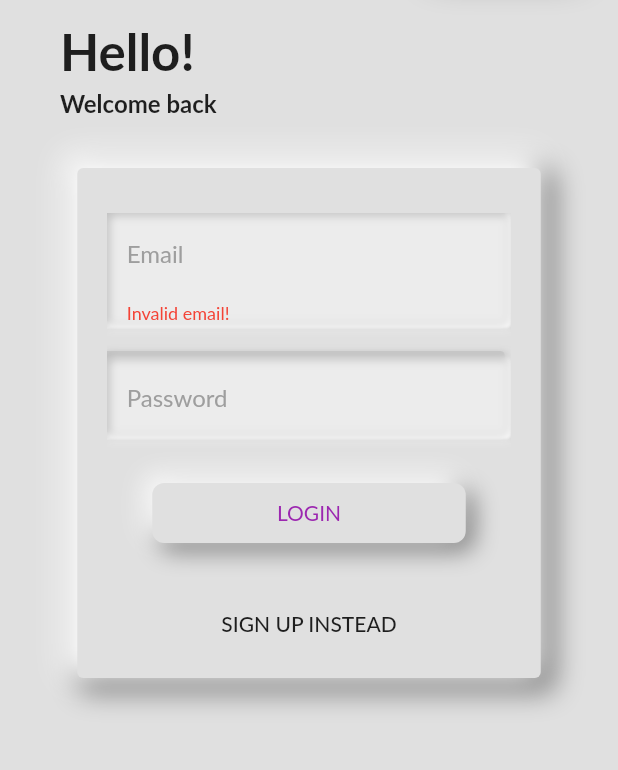
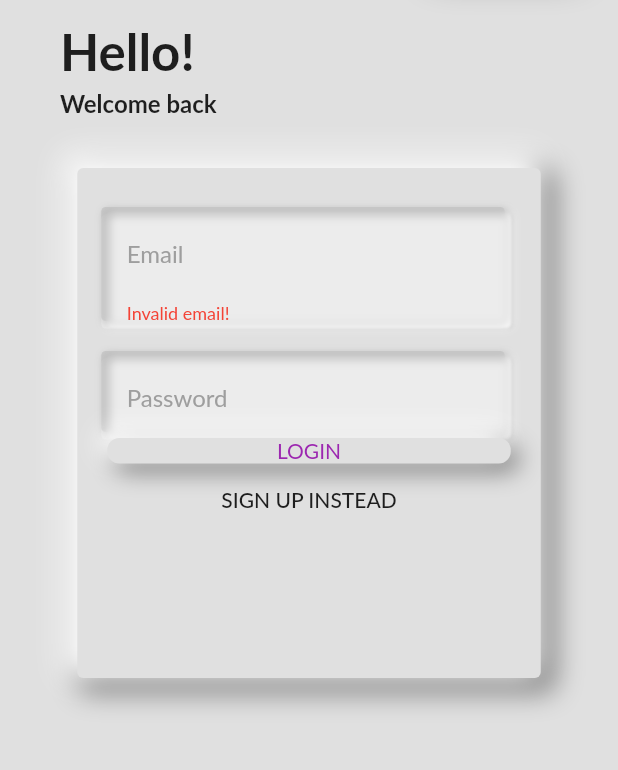
Before and after one commit to minhho89/Flutter_Shop_App, a Flutter app: the screen it shows after launch, after a tap on "LOGIN", on a phone screen of 412 x 824 dp, the part 228-998 px from its top. Run offline on Flutter 3.47's test engine with Material 2 defaults, Android fonts, the phone set to English and light mode, and no system bars; network calls fail; Roboto replaces fonts that are missing (Lato).

Commit message:
neu applied

```diff
--- a/lib/screens/auth_screen/components/body.dart
+++ b/lib/screens/auth_screen/components/body.dart
@@ -180,7 +180,7 @@ class _BodyState extends State<Body> with SingleTickerProviderStateMixin {
                                     ],
                                   ),
                           NeumorphicButton(
-                            onPressed: () => _submit(),
+                            onPressed: _submit,
                             child: Text(
                               _authMode == AuthMode.Login ? 'LOGIN' : 'SIGNUP',
                               style: TextStyle(
--- a/lib/widgets/neumorphics/neumorphic_button.dart
+++ b/lib/widgets/neumorphics/neumorphic_button.dart
@@ -2,11 +2,17 @@ import 'package:flutter/material.dart';
 
 class NeumorphicButton extends StatefulWidget {
   const NeumorphicButton(
-      {Key? key, required this.child, required this.onPressed})
+      {Key? key,
+      required this.child,
+      required this.onPressed,
+      this.width,
+      this.height})
       : super(key: key);
 
   final Widget child;
   final VoidCallback onPressed;
+  final double? width;
+  final double? height;
 
   @override
   _NeumorphicButtonState createState() => _NeumorphicButtonState();
@@ -18,7 +24,11 @@ class _NeumorphicButtonState extends State<NeumorphicButton> {
   @override
   Widget build(BuildContext context) {
     return GestureDetector(
-      onTap: widget.onPressed,
+      // behavior: HitTestBehavior.translucent, // for leading of appbar
+      onTap: () {
+        print('inside button clicked');
+        widget.onPressed();
+      },
       onTapDown: (details) => setState(() => _pressing = true),
       onTapUp: (value) => setState(() => _pressing = false),
       onTapCancel: () => setState(() => _pressing = false),
@@ -26,9 +36,9 @@ class _NeumorphicButtonState extends State<NeumorphicButton> {
         duration: const Duration(milliseconds: 300),
         child: Container(
           alignment: Alignment.center,
-          height: 40,
-          width: double.infinity,
-          margin: const EdgeInsets.all(30),
+          height: widget.height,
+          width: widget.width,
+          // margin: const EdgeInsets.all(30),
           // neumorphic design shadow
           decoration: BoxDecoration(
             color: _pressing ? Colors.grey[350] : Colors.grey[300],
```
Also changed, not shown: lib/screens/products_overview_screen/products_overview_screen.dart (+12 -4 lines), lib/widgets/products_grid.dart (+7 -3 lines).
